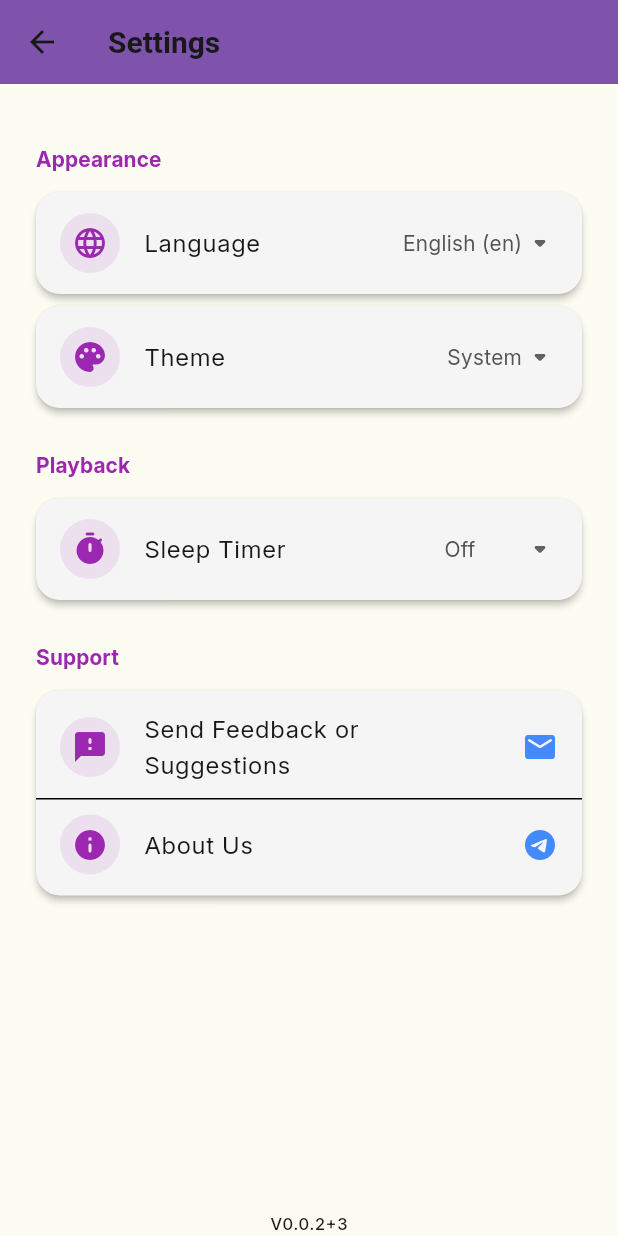
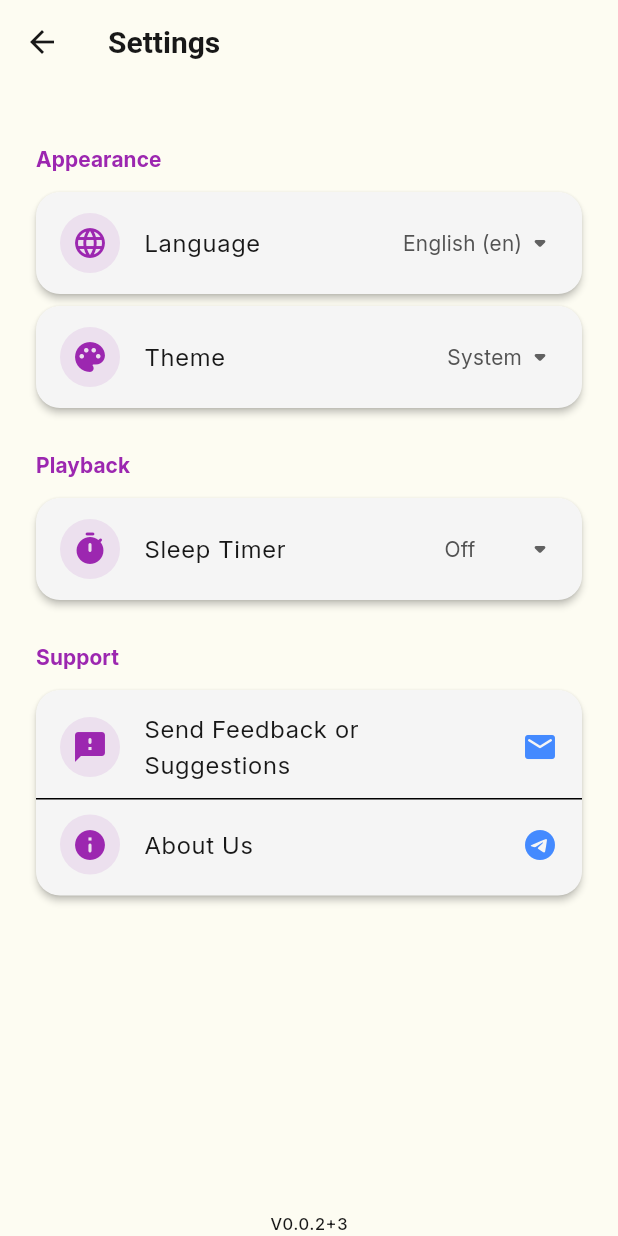
Before and after one commit to Novan-ORG/music_player, a Flutter app: the SettingsPage screen opened directly, on a phone screen of 412 x 824 dp. Run offline on Flutter 3.47's test engine with Material 3 defaults, Android fonts, the phone set to English and light mode, and no system bars; our stand-ins replace audio_service, auto_size_text, bloc, equatable, flutter_bloc, flutter_native_splash and 8 more; missing offline and left inert: duration_picker, on_audio_query_pluse, see_more_text, volume_controller; accounts and stored records are empty.

Commit message:
chore: remove unused appbar color

```diff
--- a/lib/features/favorite/presentation/pages/favorite_songs_page.dart
+++ b/lib/features/favorite/presentation/pages/favorite_songs_page.dart
@@ -69,7 +69,6 @@ class _FavoriteSongsPageState extends State<FavoriteSongsPage>
     return Scaffold(
       appBar: AppBar(
         title: Text(context.localization.favoriteSongs),
-        backgroundColor: const Color(0xFF7F53AC),
         elevation: 0,
         actions: [
           BlocBuilder<FavoriteSongsBloc, FavoriteSongsState>(
--- a/lib/features/playlist/presentation/pages/playlists_page.dart
+++ b/lib/features/playlist/presentation/pages/playlists_page.dart
@@ -193,7 +193,6 @@ class _PlaylistsPageState extends State<PlaylistsPage> {
   Widget build(BuildContext context) {
     return Scaffold(
       appBar: AppBar(
-        backgroundColor: const Color(0xFF7F53AC),
         title: Text(
           widget.isSelectionMode
               ? context.localization.selectPlaylist
--- a/lib/features/settings/presentation/pages/settings_page.dart
+++ b/lib/features/settings/presentation/pages/settings_page.dart
@@ -24,7 +24,6 @@ class _SettingsPageState extends State<SettingsPage> {
       appBar: AppBar(
         title: Text(context.localization.settings),
         elevation: 0,
-        backgroundColor: const Color(0xFF7F53AC),
       ),
       body: BlocBuilder<SettingsBloc, SettingsState>(
         bloc: settingsBloc,
```
